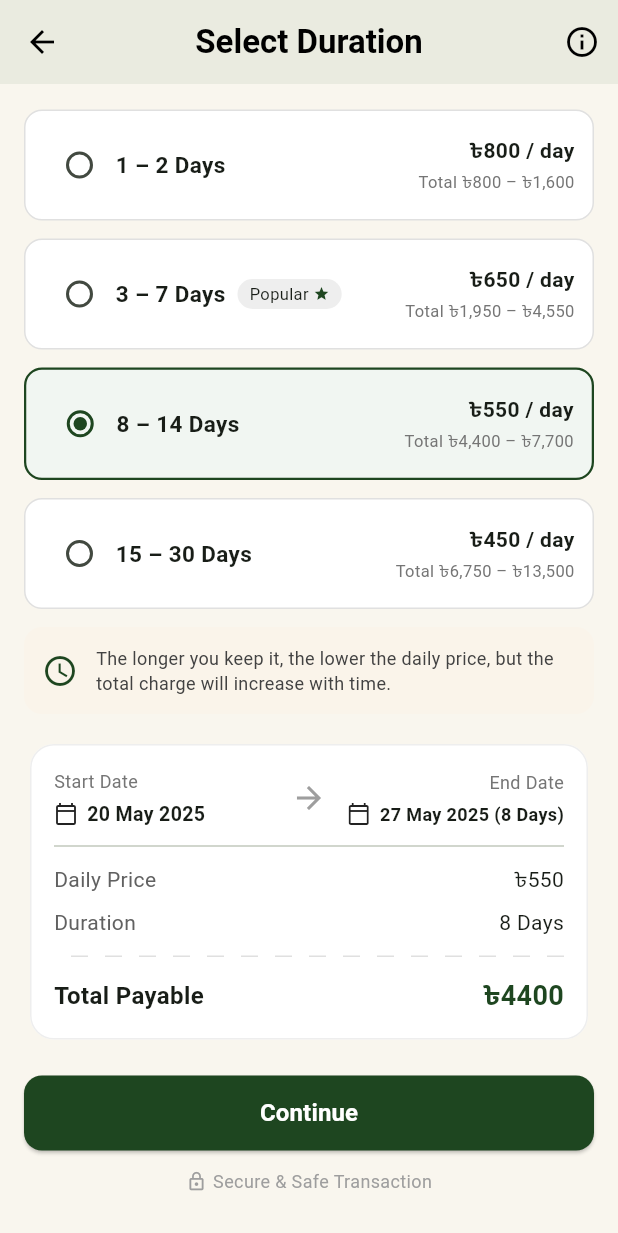
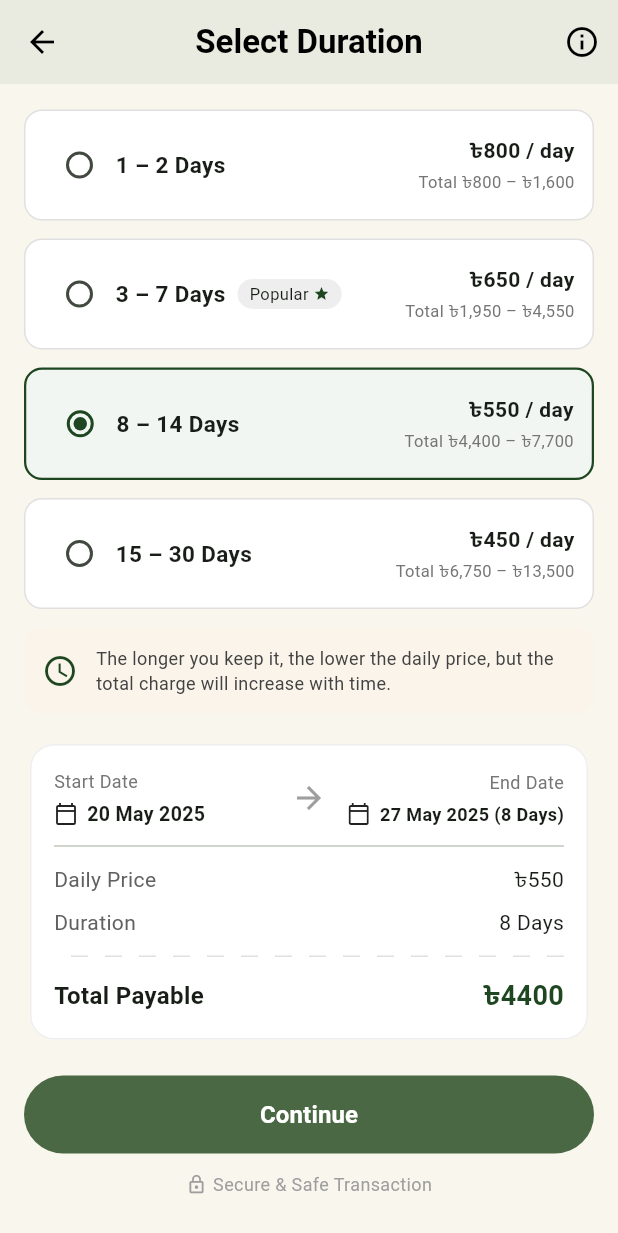
Before and after one commit to nadiuh/lendr, a Flutter app: the SelectDurationScreen screen opened directly, scrolled down 185 dp, on a phone screen of 412 x 824 dp. Shown: the top 1233 px of the screen. Run offline on Flutter 3.47's test engine with Material 3 defaults, Android fonts, the phone set to English and light mode, and no system bars.

Commit message:
feat: add select duration screen with cost calculation

```diff
--- a/lib/screens/select_duration_screen.dart
+++ b/lib/screens/select_duration_screen.dart
@@ -1,4 +1,7 @@
 import 'package:flutter/material.dart';
+import '../constants/app_colors.dart';
+import 'borrow_details_screen.dart';
+
 
 class SelectDurationScreen extends StatefulWidget {
   const SelectDurationScreen({super.key});
@@ -90,11 +93,12 @@ class _SelectDurationScreenState extends State<SelectDurationScreen> {
                       ),
                       child: ClipRRect(
                         borderRadius: BorderRadius.circular(12),
-                        child: Image.network(
-                          'https://picsum.photos/200', // Replace with your image asset
+                        child: Image.asset(
+                          'assets/images/Product_images/DSLR.jpg',
+                          width: double.infinity,
+                          height: double.infinity,
                           fit: BoxFit.cover,
-                          errorBuilder: (context, error, stackTrace) =>
-                          const Icon(Icons.camera_alt, size: 40, color: Colors.grey),
+                          alignment: const Alignment(0.0, 0.456),
                         ),
                       ),
                     ),
@@ -104,7 +108,7 @@ class _SelectDurationScreenState extends State<SelectDurationScreen> {
                         crossAxisAlignment: CrossAxisAlignment.start,
                         children: [
                           const Text(
-                            'Canon DSLR Camera',
+                            'Canon EOS 5D Mark IV DSLR',
                             style: TextStyle(
                               fontSize: 16,
                               fontWeight: FontWeight.bold,
@@ -116,7 +120,7 @@ class _SelectDurationScreenState extends State<SelectDurationScreen> {
                               Icon(Icons.star, color: Colors.amber, size: 16),
                               SizedBox(width: 4),
                               Text(
-                                '4.8 ',
+                                '4.9 ',
                                 style: TextStyle(fontWeight: FontWeight.bold, fontSize: 13),
                               ),
                               Text(
@@ -131,7 +135,7 @@ class _SelectDurationScreenState extends State<SelectDurationScreen> {
                               Icon(Icons.person_outline, size: 16, color: Colors.grey.shade600),
                               const SizedBox(width: 4),
                               Text(
-                                'by John Doe',
+                                'by Rahat Ahmed',
                                 style: TextStyle(color: Colors.grey.shade600, fontSize: 13),
                               ),
                             ],
@@ -366,14 +370,31 @@ class _SelectDurationScreenState extends State<SelectDurationScreen> {
             // Continue Button
             SizedBox(
               width: double.infinity,
-              height: 50,
+              height: 52,
               child: ElevatedButton(
                 style: ElevatedButton.styleFrom(
-                  backgroundColor: primaryColor,
-                  shape: RoundedRectangleBorder(borderRadius: BorderRadius.circular(12)),
+                  backgroundColor: const Color(0xFF4A6844),
+                  elevation: 0,
+                  shape: RoundedRectangleBorder(
+                    borderRadius: BorderRadius.circular(28),
+                  ),
                 ),
-                onPressed: () {},
-                child: const Text('Continue', style: TextStyle(fontSize: 16, color: Colors.white, fontWeight: FontWeight.bold)),
+                onPressed: () {
+                  Navigator.push(
+                    context,
+                    MaterialPageRoute(
+                      builder: (context) => const BorrowDetailsScreen(),
+                    ),
+                  );
+                },
+                child: const Text(
+                  'Continue',
+                  style: TextStyle(
+                    fontSize: 16,
+                    fontWeight: FontWeight.w600,
+                    color: Colors.white,
+                  ),
+                ),
               ),
             ),
             const SizedBox(height: 12),
```
